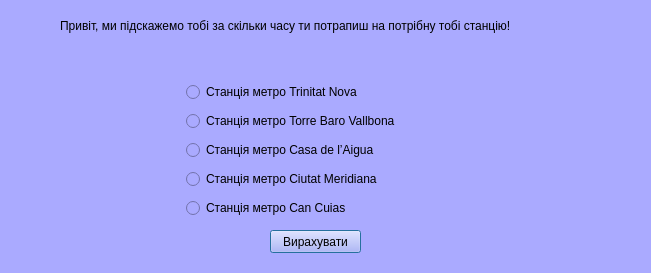
Above: windowswitchzadacha.ui from Lasti9931/Qt-desktop-project-for-Windows before the change. Below: the same form after it.
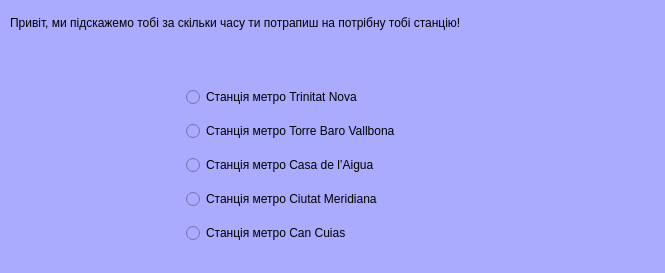
That is the form after the change.

```diff
--- a/windowswitchzadacha.ui
+++ b/windowswitchzadacha.ui
@@ -6,7 +6,7 @@
    <rect>
     <x>0</x>
     <y>0</y>
-    <width>651</width>
+    <width>665</width>
     <height>273</height>
    </rect>
   </property>
@@ -19,10 +19,10 @@
   <widget class="QLabel" name="label">
    <property name="geometry">
     <rect>
-     <x>60</x>
-     <y>0</y>
-     <width>568</width>
-     <height>51</height>
+     <x>10</x>
+     <y>10</y>
+     <width>647</width>
+     <height>25</height>
     </rect>
    </property>
    <property name="styleSheet">
@@ -53,8 +53,8 @@
     <rect>
      <x>186</x>
      <y>79</y>
-     <width>271</width>
-     <height>146</height>
+     <width>304</width>
+     <height>175</height>
     </rect>
    </property>
    <property name="styleSheet">
```
